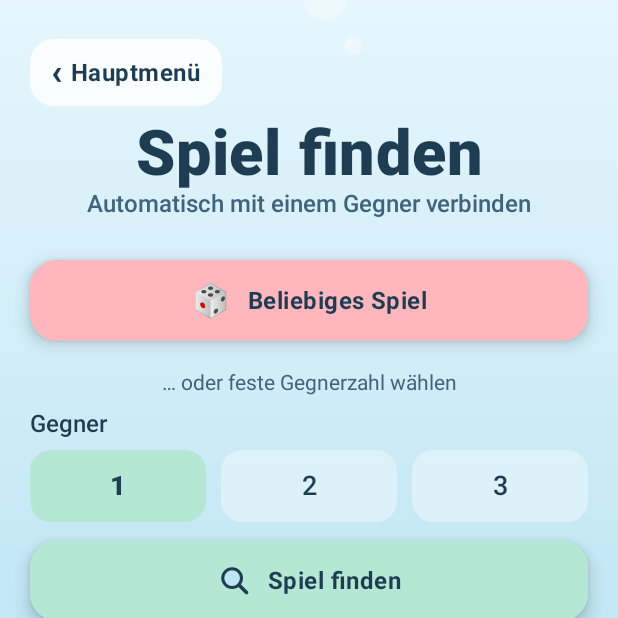
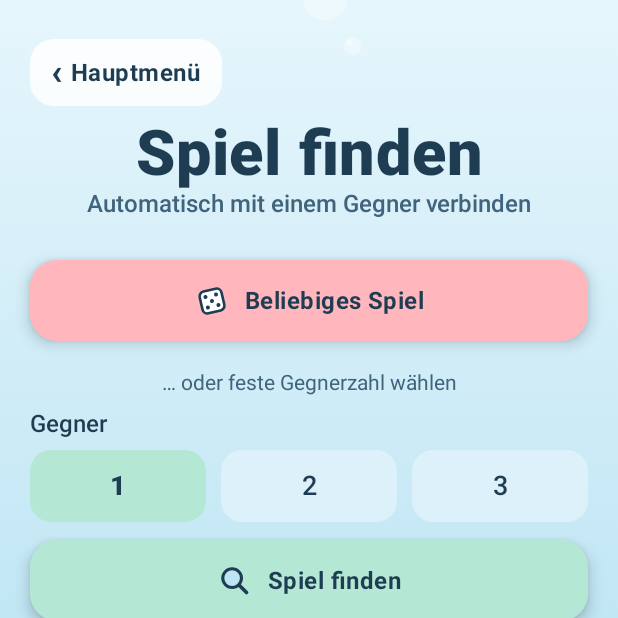
Before and after one commit to JeffreyL26/droplets, an Android app built with Jetpack Compose: the screen it shows after launch (MainActivity), after a tap on "Finde ein Spiel!", on a phone screen of 412 x 824 dp, the top half of it. Run offline under Robolectric (Android 15) with nearby library versions, the phone set to English and light mode, and no system bars; our stand-ins replace AdMob; libraries missing offline, so code that uses them is left out: com.android.billingclient; pictures from the network do not load; 8 statements that could not run were skipped; 3 other taps on this screen came first.

Commit message:
Eigenes Würfel-Icon für "Beliebiges Spiel" + Version MP240626.7
- Neues GameIconKind.DICE: gezeichneter, leicht gekippter Flat-Würfel
  (weiße Fläche, DeepSea-Umriss, 5 Augen) im Stil des Icon-Sets
- Emoji-Mapping 🎲 -> DICE; der "Beliebiges Spiel"-Button nutzt es automatisch
- Version auf Pre-Launch MP240626.7

Co-Authored-By: Claude Opus 4.8 <noreply@anthropic.com>

```diff
--- a/app/src/main/java/com/jbastudio/gofish/MainActivity.kt
+++ b/app/src/main/java/com/jbastudio/gofish/MainActivity.kt
@@ -248,7 +248,7 @@ class MainActivity : ComponentActivity() {
 
                 if (showSettingsDlg) {
                     SettingsDialog(
-                        version = "Pre-Launch MP240626.6",
+                        version = "Pre-Launch MP240626.7",
                         soundVolume = soundVolume,
                         soundMuted  = soundMuted,
                         onSoundVolumeChange = { v ->
--- a/app/src/main/java/com/jbastudio/gofish/ui/components/GameIcons.kt
+++ b/app/src/main/java/com/jbastudio/gofish/ui/components/GameIcons.kt
@@ -12,6 +12,7 @@ import androidx.compose.ui.graphics.StrokeJoin
 import androidx.compose.ui.graphics.drawscope.DrawScope
 import androidx.compose.ui.graphics.drawscope.Stroke
 import androidx.compose.ui.graphics.drawscope.clipPath
+import androidx.compose.ui.graphics.drawscope.rotate
 import com.jbastudio.gofish.ui.theme.*
 import kotlin.math.cos
 import kotlin.math.sin
@@ -26,7 +27,7 @@ import kotlin.math.sin
 enum class GameIconKind {
     GLOBE, HOME, ROD, WAVE, FISH, SATELLITE, HAND, SEARCH, PENCIL, CHECK, CLOSE,
     DECK, CARD, BOOKS, BOOKS_CLASSIC, SCROLL, ARROW_UP, ARROW_LEFT, HOURGLASS, TROPHY, HOOK, HANDSHAKE,
-    CLAPPER, FLAG_CHECKERED, SPEAKER, SPEAKER_MUTED
+    CLAPPER, FLAG_CHECKERED, SPEAKER, SPEAKER_MUTED, DICE
 }
 
 @Composable
@@ -70,6 +71,7 @@ private fun DrawScope.drawGameIcon(kind: GameIconKind, c: Color) {
         GameIconKind.FLAG_CHECKERED -> drawCheckeredFlag(c, colored)
         GameIconKind.SPEAKER        -> drawSpeaker(c, colored, muted = false)
         GameIconKind.SPEAKER_MUTED  -> drawSpeaker(c, colored, muted = true)
+        GameIconKind.DICE           -> drawDice(c, colored)
     }
 }
 
@@ -327,6 +329,27 @@ private fun DrawScope.drawCard(c: Color, colored: Boolean) {
         stroke = s)
     // kleiner Stern in der Mitte
     drawStar(Offset(w * 0.50f, h * 0.50f), size.minDimension * 0.13f, if (colored) SunDeep else c)
+}
+
+private fun DrawScope.drawDice(c: Color, colored: Boolean) {
+    val w = size.width; val h = size.height
+    val s = sw() * 0.85f
+    // Leicht gekippter Würfel — vermittelt „würfeln/Zufall" (Beliebiges-Spiel-Button).
+    rotate(degrees = -13f, pivot = Offset(w * 0.5f, h * 0.5f)) {
+        val side = size.minDimension * 0.62f
+        val left = w * 0.5f - side / 2f
+        val top  = h * 0.5f - side / 2f
+        val r    = side * 0.22f
+        // Würfelkörper: weiße Fläche (farbig) bzw. nur Umriss (getönt)
+        if (colored) drawRoundRectCompat(Foam, Offset(left, top), Size(side, side), r)
+        drawRoundRectCompat(c, Offset(left, top), Size(side, side), r, stroke = s)
+        // Fünf Augen (Quincunx)
+        val pr = size.minDimension * 0.056f
+        for (px in floatArrayOf(0.35f, 0.65f))
+            for (py in floatArrayOf(0.35f, 0.65f))
+                drawCircle(c, pr, Offset(w * px, h * py))
+        drawCircle(c, pr, Offset(w * 0.5f, h * 0.5f))
+    }
 }
 
 private fun DrawScope.drawBooks(c: Color, colored: Boolean) {
--- a/app/src/main/java/com/jbastudio/gofish/ui/components/IconText.kt
+++ b/app/src/main/java/com/jbastudio/gofish/ui/components/IconText.kt
@@ -46,7 +46,8 @@ private val EMOJI_ICONS: List<Pair<String, GameIconKind>> = listOf(
     "🪝" to GameIconKind.HOOK,
     "🤝" to GameIconKind.HANDSHAKE,
     "🎬" to GameIconKind.CLAPPER,
-    "🏁" to GameIconKind.FLAG_CHECKERED
+    "🏁" to GameIconKind.FLAG_CHECKERED,
+    "🎲" to GameIconKind.DICE
 )
 
 /** Liefert das passende [GameIconKind] zu einem (einzelnen) Emoji, oder null. */
```
